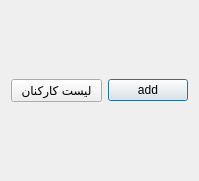
First picture: the form in dialog.ui, repository zahra-zarrabi/personnel_face_recognition, before the edit.
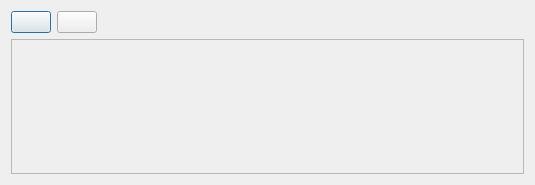
Second picture: the form after the edit. Icons and pictures are not drawn.

What changed in the file:
```diff
--- a/dialog.ui
+++ b/dialog.ui
@@ -6,8 +6,8 @@
    <rect>
     <x>0</x>
     <y>0</y>
-    <width>199</width>
-    <height>181</height>
+    <width>535</width>
+    <height>185</height>
    </rect>
   </property>
   <property name="sizePolicy">
@@ -20,28 +20,70 @@
    <string>Dialog</string>
   </property>
   <layout class="QGridLayout" name="gridLayout">
-   <item row="0" column="1">
-    <widget class="QPushButton" name="btn_add">
-     <property name="text">
-      <string>add</string>
-     </property>
-    </widget>
-   </item>
    <item row="0" column="0">
     <widget class="QPushButton" name="btn_personnel">
+     <property name="enabled">
+      <bool>true</bool>
+     </property>
      <property name="sizePolicy">
-      <sizepolicy hsizetype="MinimumExpanding" vsizetype="Fixed">
+      <sizepolicy hsizetype="Fixed" vsizetype="Fixed">
+       <horstretch>0</horstretch>
+       <verstretch>0</verstretch>
+      </sizepolicy>
+     </property>
+     <property name="focusPolicy">
+      <enum>Qt::ClickFocus</enum>
+     </property>
+     <property name="icon">
+      <iconset>
+       <normaloff>person.png</normaloff>person.png</iconset>
+     </property>
+     <property name="iconSize">
+      <size>
+       <width>40</width>
+       <height>30</height>
+      </size>
+     </property>
+    </widget>
+   </item>
+   <item row="0" column="1" colspan="2">
+    <widget class="QPushButton" name="btn_add">
+     <property name="sizePolicy">
+      <sizepolicy hsizetype="Fixed" vsizetype="Preferred">
        <horstretch>0</horstretch>
        <verstretch>0</verstretch>
       </sizepolicy>
      </property>
      <property name="text">
-      <string>لیست کارکنان</string>
+      <string/>
+     </property>
+     <property name="icon">
+      <iconset>
+       <normaloff>addperson.png</normaloff>addperson.png</iconset>
      </property>
     </widget>
    </item>
-   <item row="1" column="0" colspan="2">
-    <layout class="QGridLayout" name="gridLayout_staff"/>
+   <item row="1" column="0" colspan="3">
+    <widget class="QScrollArea" name="scrollArea">
+     <property name="widgetResizable">
+      <bool>true</bool>
+     </property>
+     <widget class="QWidget" name="scrollAreaWidgetContents">
+      <property name="geometry">
+       <rect>
+        <x>0</x>
+        <y>0</y>
+        <width>515</width>
+        <height>123</height>
+       </rect>
+      </property>
+      <layout class="QGridLayout" name="gridLayout_2">
+       <item row="0" column="0">
+        <layout class="QGridLayout" name="gridLayout_staff"/>
+       </item>
+      </layout>
+     </widget>
+    </widget>
    </item>
   </layout>
  </widget>
```
Left out of the diff: 2 changed lines with no effect on the pictures.
